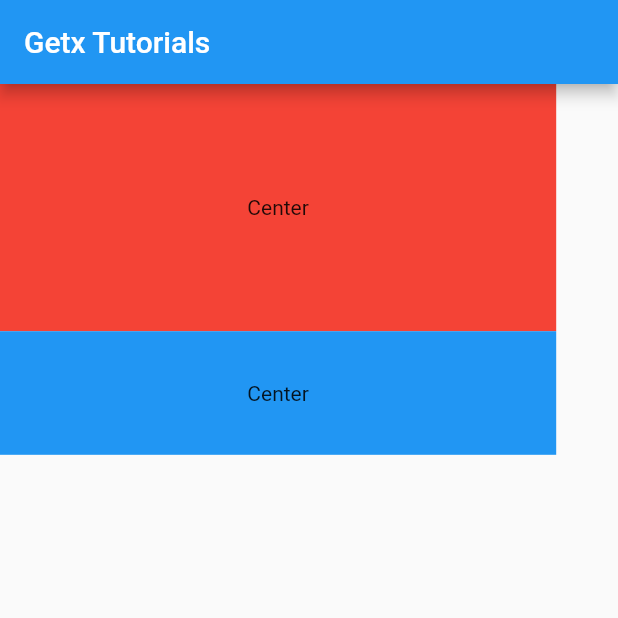
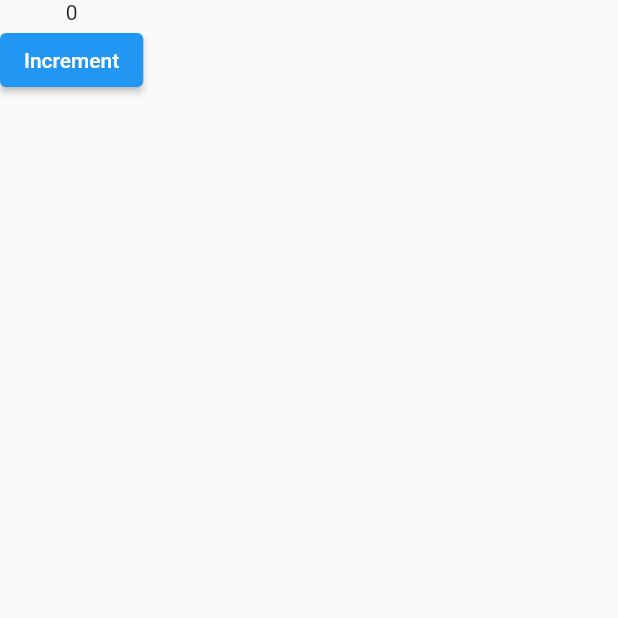
Before and after one commit to SheikhAman/getx, a Flutter app: the screen it shows after launch, on a phone screen of 412 x 824 dp, the top half of it. Run offline on Flutter 3.47's test engine with Material 2 defaults, Android fonts, the phone set to English and light mode, and no system bars; our stand-ins replace get.

Commit message:
getx counter app using GetBuilder and update method

```diff
--- a/lib/home_screen.dart
+++ b/lib/home_screen.dart
@@ -1,43 +1,25 @@
 import 'package:flutter/material.dart';
 import 'package:get/get.dart';
 
-class HomeScreen extends StatefulWidget {
+import 'my_controller.dart';
+
+class HomeScreen extends StatelessWidget {
   const HomeScreen({super.key});
 
   @override
-  State<HomeScreen> createState() => _HomeScreenState();
-}
-
-class _HomeScreenState extends State<HomeScreen> {
-  @override
   Widget build(BuildContext context) {
-    final deviceHeight = MediaQuery.of(context).size.height * 1;
+    print('build');
     return Scaffold(
-      appBar: AppBar(
-        title: Text('Getx Tutorials'),
-      ),
       body: Column(
         children: [
-          Container(
-            /*
-            height protita device very kore
-           height * 1 mane full screen occupy korbe
-           */
-            /// height: MediaQuery.of(context).size.height,
-            height: Get.height * 0.2,
-            width: Get.width * 0.9,
-            color: Colors.red,
-            child: Center(
-              child: Text('Center'),
-            ),
+          GetBuilder<MyController>(
+            builder: (controller) => Text('${controller.count.value}'),
           ),
-          Container(
-            height: Get.height * 0.1,
-            width: Get.width * 0.9,
-            color: Colors.blue,
-            child: Center(
-              child: Text('Center'),
-            ),
+          ElevatedButton(
+            onPressed: () {
+              Get.find<MyController>().increment();
+            },
+            child: const Text('Increment'),
           ),
         ],
       ),
--- a/lib/main.dart
+++ b/lib/main.dart
@@ -1,9 +1,12 @@
 import 'package:flutter/material.dart';
 import 'package:get/get.dart';
+import 'package:getx/my_controller.dart';
 
 import 'home_screen.dart';
 
 void main() {
+  // registering my controller up in the widget tree
+  Get.put(MyController());
   runApp(const MyApp());
 }
 
--- /dev/null
+++ b/lib/my_controller.dart
@@ -0,0 +1,11 @@
+import 'package:get/get.dart';
+
+// this class will manage your state
+class MyController extends GetxController {
+  var count = 0.obs;
+
+  void increment() {
+    count.value++;
+    update();
+  }
+}
```
